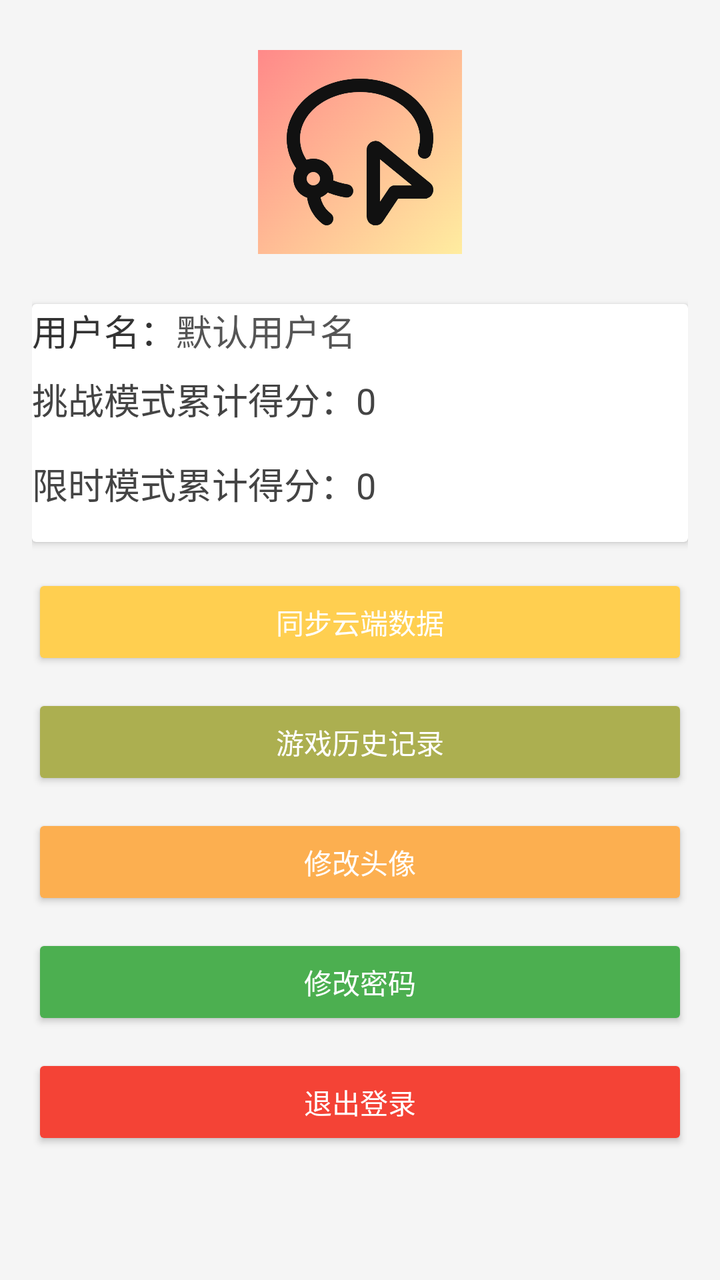
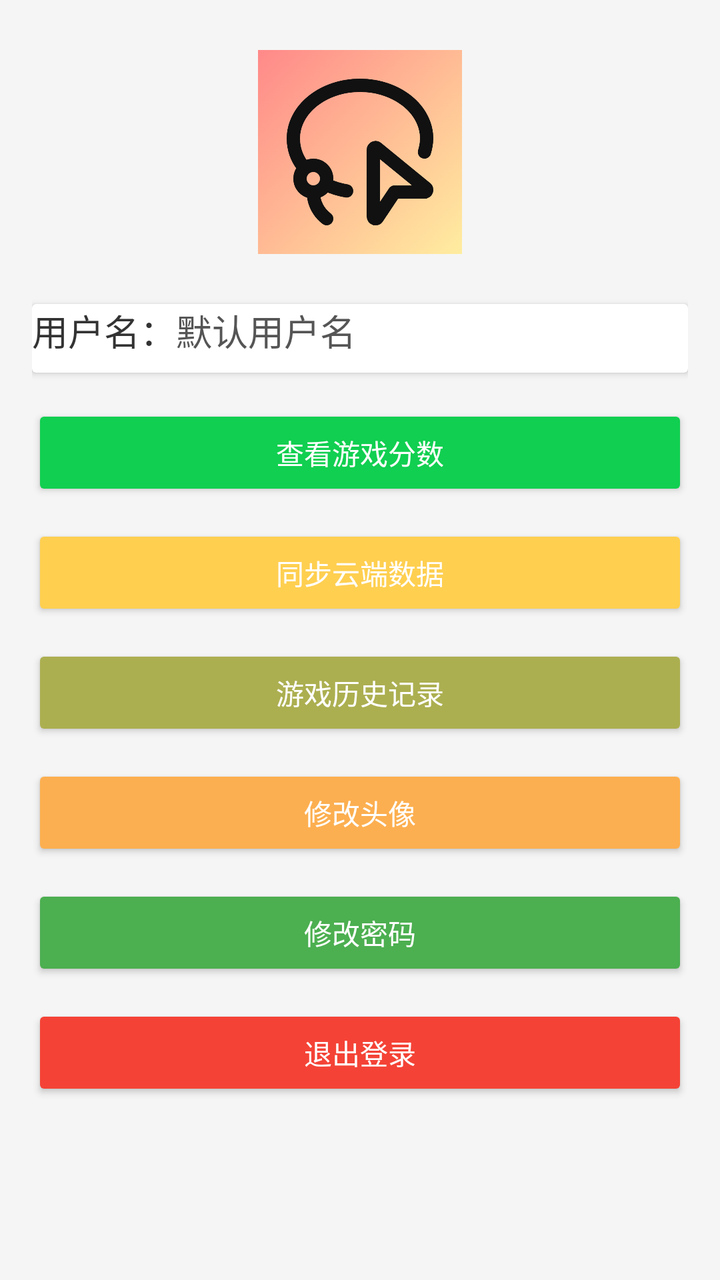

Compare the two renders of this Android layout. The source of the first and the diff that turns it into the second are given below.
<!-- AndroidManifest.xml: application theme Theme.WordCrush -->
<!-- res/layout/fragment_home.xml -->
<?xml version="1.0" encoding="utf-8"?>
<ScrollView xmlns:android="http://schemas.android.com/apk/res/android"
    android:layout_width="match_parent"
    android:layout_height="match_parent"
    android:background="#F5F5F5"
    android:fitsSystemWindows="true">

    <LinearLayout
        android:layout_width="match_parent"
        android:layout_height="wrap_content"
        android:orientation="vertical"
        android:padding="16dp"
        android:gravity="center_horizontal">

        
        <ImageView
            android:id="@+id/avatarImageView"
            android:layout_width="120dp"
            android:layout_height="120dp"
            android:src="@drawable/logo"
            android:layout_marginBottom="16dp"
            android:scaleType="centerCrop"
            android:contentDescription="头像" />

        
        <androidx.cardview.widget.CardView
            android:layout_width="match_parent"
            android:layout_height="wrap_content"
            android:layout_marginBottom="16dp"
            android:padding="16dp">


            <LinearLayout
                android:layout_width="match_parent"
                android:layout_height="wrap_content"
                android:orientation="vertical">

                <LinearLayout
                    android:layout_width="match_parent"
                    android:layout_height="wrap_content"
                    android:orientation="horizontal"
                    android:layout_marginBottom="8dp">

                    <TextView
                        android:layout_width="wrap_content"
                        android:layout_height="wrap_content"
                        android:text="用户名："
                        android:textSize="18sp"
                        android:textColor="#333" />

                    <TextView
                        android:id="@+id/usernameText"
                        android:layout_width="wrap_content"
                        android:layout_height="wrap_content"
                        android:text="默认用户名"
                        android:textSize="18sp"
                        android:textColor="#555" />
                </LinearLayout>

                <LinearLayout
                    android:layout_width="match_parent"
                    android:layout_height="wrap_content"
                    android:orientation="horizontal"
                    android:layout_marginBottom="8dp">

                    <TextView
                        android:layout_width="wrap_content"
                        android:layout_height="wrap_content"
                        android:text="挑战模式累计得分："
                        android:textSize="18sp"
                        android:textColor="#444"
                        android:layout_marginBottom="8dp" />

                    <TextView
                        android:id="@+id/game0Score"
                        android:layout_width="wrap_content"
                        android:layout_height="wrap_content"
                        android:text="0"
                        android:textSize="18sp"
                        android:textColor="#444"
                        android:layout_marginBottom="8dp" />

                </LinearLayout>

                <LinearLayout
                    android:layout_width="match_parent"
                    android:layout_height="wrap_content"
                    android:orientation="horizontal"
                    android:layout_marginBottom="8dp">

                    <TextView
                        android:layout_width="wrap_content"
                        android:layout_height="wrap_content"
                        android:text="限时模式累计得分："
                        android:textSize="18sp"
                        android:textColor="#444"
                        android:layout_marginBottom="8dp" />

                    <TextView
                        android:id="@+id/game1Score"
                        android:layout_width="wrap_content"
                        android:layout_height="wrap_content"
                        android:text="0"
                        android:textSize="18sp"
                        android:textColor="#444"
                        android:layout_marginBottom="8dp" />

                </LinearLayout>

            </LinearLayout>

        </androidx.cardview.widget.CardView>

        
        <Button
            android:id="@+id/syncCloudData"
            android:layout_width="match_parent"
            android:layout_height="wrap_content"
            android:text="同步云端数据"
            android:layout_marginBottom="12dp"
            android:backgroundTint="#ffcF50"
            android:textColor="#FFFFFF" />

        <Button
            android:id="@+id/gameRecordBtn"
            android:layout_width="match_parent"
            android:layout_height="wrap_content"
            android:text="游戏历史记录"
            android:layout_marginBottom="12dp"
            android:backgroundTint="#aCAF50"
            android:textColor="#FFFFFF" />

        <Button
            android:id="@+id/changeAvatarBtn"
            android:layout_width="match_parent"
            android:layout_height="wrap_content"
            android:text="修改头像"
            android:layout_marginBottom="12dp"
            android:backgroundTint="#fCAF50"
            android:textColor="#FFFFFF" />


        <Button
            android:id="@+id/changePasswordBtn"
            android:layout_width="match_parent"
            android:layout_height="wrap_content"
            android:text="修改密码"
            android:layout_marginBottom="12dp"
            android:backgroundTint="#4CAF50"
            android:textColor="#FFFFFF" />

        <Button
            android:id="@+id/logoutButton"
            android:layout_width="match_parent"
            android:layout_height="wrap_content"
            android:text="退出登录"
            android:backgroundTint="#F44336"
            android:textColor="#FFFFFF" />

    </LinearLayout>
</ScrollView>
<!-- resources referenced by this layout -->
<resources>
  <!-- drawable logo: jpg bitmap (drawable, 136564 bytes) -->
  <style name="Theme.WordCrush" parent="Base.Theme.WordCrush" />
  <style name="Base.Theme.WordCrush" parent="Theme.Material3.DayNight.NoActionBar">
          
          
      </style>
</resources>

<!-- the commit's change to res/layout/fragment_home.xml (unified diff, before → after) -->
@@ -57,61 +57,70 @@
                         android:textColor="#555" />
                 </LinearLayout>
 
-                <LinearLayout
-                    android:layout_width="match_parent"
-                    android:layout_height="wrap_content"
-                    android:orientation="horizontal"
-                    android:layout_marginBottom="8dp">
 
-                    <TextView
-                        android:layout_width="wrap_content"
-                        android:layout_height="wrap_content"
-                        android:text="挑战模式累计得分："
-                        android:textSize="18sp"
-                        android:textColor="#444"
-                        android:layout_marginBottom="8dp" />
 
-                    <TextView
-                        android:id="@+id/game0Score"
-                        android:layout_width="wrap_content"
-                        android:layout_height="wrap_content"
-                        android:text="0"
-                        android:textSize="18sp"
-                        android:textColor="#444"
-                        android:layout_marginBottom="8dp" />
 
-                </LinearLayout>
 
-                <LinearLayout
-                    android:layout_width="match_parent"
-                    android:layout_height="wrap_content"
-                    android:orientation="horizontal"
-                    android:layout_marginBottom="8dp">
 
-                    <TextView
-                        android:layout_width="wrap_content"
-                        android:layout_height="wrap_content"
-                        android:text="限时模式累计得分："
-                        android:textSize="18sp"
-                        android:textColor="#444"
-                        android:layout_marginBottom="8dp" />
 
-                    <TextView
-                        android:id="@+id/game1Score"
-                        android:layout_width="wrap_content"
-                        android:layout_height="wrap_content"
-                        android:text="0"
-                        android:textSize="18sp"
-                        android:textColor="#444"
-                        android:layout_marginBottom="8dp" />
 
-                </LinearLayout>
+
+
+
+
+
+
+
+
+
+
+
+
+
+
+
+
+
+
+
+
+
+
+
+
+
+
+
+
+
+
+
+
+
+
+
+
+
+
+
+
+
+
 
             </LinearLayout>
 
         </androidx.cardview.widget.CardView>
 
         
+        <Button
+            android:id="@+id/showScore"
+            android:layout_width="match_parent"
+            android:layout_height="wrap_content"
+            android:text="查看游戏分数"
+            android:layout_marginBottom="12dp"
+            android:backgroundTint="#11cF50"
+            android:textColor="#FFFFFF" />
+
         <Button
             android:id="@+id/syncCloudData"
             android:layout_width="match_parent"
